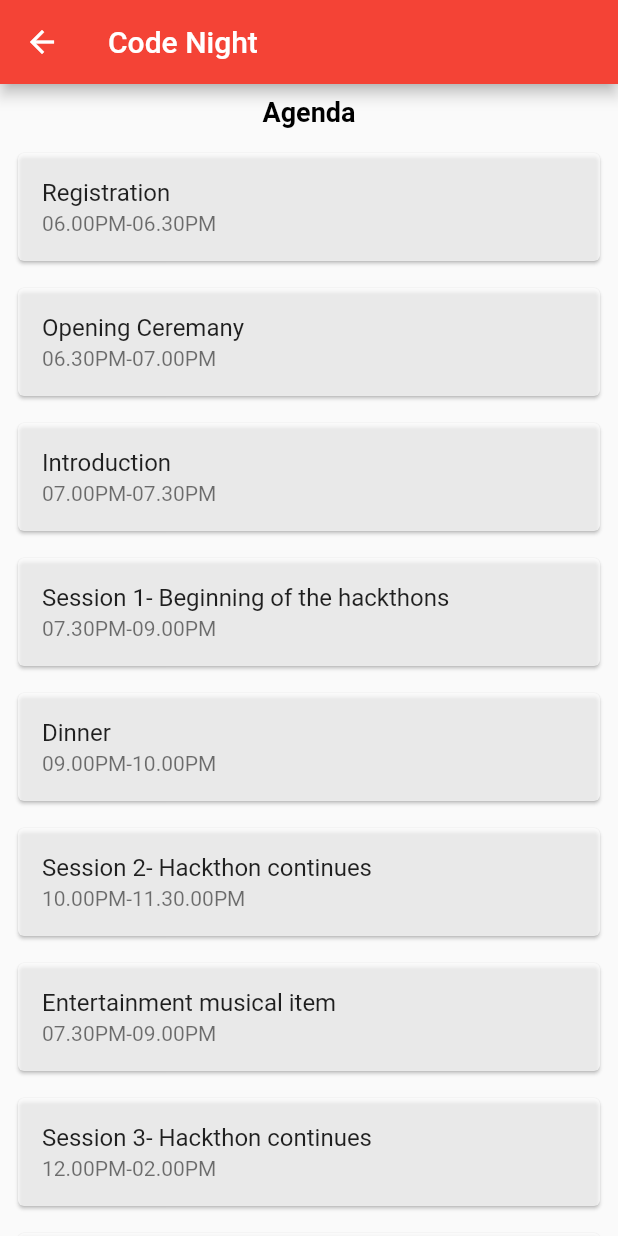
After one commit to yohanym95/codenight-2019-app, a Flutter app: the HackthonTabs screen opened directly, on a phone screen of 412 x 824 dp. The commit adds this screen. Run offline on Flutter 3.47's test engine with Material 2 defaults, Android fonts, the phone set to English and light mode, and no system bars.

Commit message:
changed ui

```diff
--- /dev/null
+++ b/lib/app_screen/HackthonInformation.dart
@@ -0,0 +1,205 @@
+import 'package:flutter/material.dart';
+import 'package:codenight_app/app_screen/first_screen.dart' as Hackothon;
+import 'package:codenight_app/app_screen/second_screen.dart' as SOCS;
+import 'package:codenight_app/app_screen/third_screen.dart' as CIS;
+
+class HackthonTabs extends StatefulWidget {
+  @override
+  State<StatefulWidget> createState() {
+    return HackthonTabsState();
+  }
+}
+
+class HackthonTabsState extends State<HackthonTabs>
+    with SingleTickerProviderStateMixin {
+  TabController controller;
+  @override
+  void initState() {
+    super.initState();
+    controller = TabController(vsync: this, length: 3);
+  }
+
+  @override
+  void dispose() {
+    controller.dispose();
+    super.dispose();
+  }
+
+  @override
+  Widget build(BuildContext context) {
+    return Scaffold(
+        // backgroundColor: Colors.white70,
+        appBar: AppBar(
+          backgroundColor: Colors.red,
+          title: Text('Code Night'),
+        ),
+        body: ListView(
+          children: <Widget>[
+            Padding(
+              padding: const EdgeInsets.all(8.0),
+              child: Center(
+                  child: Text(
+                'Agenda',
+                style: TextStyle(
+                    color: Colors.black,
+                    fontSize: 18,
+                    fontWeight: FontWeight.bold),
+              )),
+            ),
+            Padding(
+              padding: EdgeInsets.only(left: 8, right: 8, top: 5, bottom: 5),
+              child: Card(
+                color: Colors.white70,
+                child: ListTile(
+                  // contentPadding: EdgeInsets.all(5),
+                  title: Text('Registration'),
+                  subtitle: Text('06.00PM-06.30PM'),
+                ),
+              ),
+            ),
+            Padding(
+              padding: EdgeInsets.only(left: 8, right: 8, top: 5, bottom: 5),
+              child: Card(
+                color: Colors.white70,
+                child: ListTile(
+                  // contentPadding: EdgeInsets.all(5),
+                  title: Text('Opening Ceremany'),
+                  subtitle: Text('06.30PM-07.00PM'),
+                ),
+              ),
+            ),
+            Padding(
+              padding: EdgeInsets.only(left: 8, right: 8, top: 5, bottom: 5),
+              child: Card(
+                color: Colors.white70,
+                child: ListTile(
+                  // contentPadding: EdgeInsets.all(5),
+                  title: Text('Introduction'),
+                  subtitle: Text('07.00PM-07.30PM'),
+                ),
+              ),
+            ),
+            Padding(
+              padding: EdgeInsets.only(left: 8, right: 8, top: 5, bottom: 5),
+              child: Card(
+                color: Colors.white70,
+                child: ListTile(
+                  // contentPadding: EdgeInsets.all(5),
+                  title: Text('Session 1- Beginning of the hackthons'),
+                  subtitle: Text('07.30PM-09.00PM'),
+                ),
+              ),
+            ),
+
+              Padding(
+              padding: EdgeInsets.only(left: 8, right: 8, top: 5, bottom: 5),
+              child: Card(
+                color: Colors.white70,
+                child: ListTile(
+                  // contentPadding: EdgeInsets.all(5),
+                  title: Text('Dinner'),
+                  subtitle: Text('09.00PM-10.00PM'),
+                ),
+              ),
+            ),
+
+              Padding(
+              padding: EdgeInsets.only(left: 8, right: 8, top: 5, bottom: 5),
+              child: Card(
+                color: Colors.white70,
+                child: ListTile(
+                  // contentPadding: EdgeInsets.all(5),
+                  title: Text('Session 2- Hackthon continues'),
+                  subtitle: Text('10.00PM-11.30.00PM'),
+                ),
+              ),
+            ),
+
+              Padding(
+              padding: EdgeInsets.only(left: 8, right: 8, top: 5, bottom: 5),
+              child: Card(
+                color: Colors.white70,
+                child: ListTile(
+                  // contentPadding: EdgeInsets.all(5),
+                  title: Text('Entertainment musical item'),
+                  subtitle: Text('07.30PM-09.00PM'),
+                ),
+              ),
+            ),
+
+             Padding(
+              padding: EdgeInsets.only(left: 8, right: 8, top: 5, bottom: 5),
+              child: Card(
+                color: Colors.white70,
+                child: ListTile(
+                  // contentPadding: EdgeInsets.all(5),
+                  title: Text('Session 3- Hackthon continues'),
+                  subtitle: Text('12.00PM-02.00PM'),
+                ),
+              ),
+            ),
+
+            Padding(
+              padding: EdgeInsets.only(left: 8, right: 8, top: 5, bottom: 5),
+              child: Card(
+                color: Colors.white70,
+                child: ListTile(
+                  // contentPadding: EdgeInsets.all(5),
+                  title: Text('Entertainment game'),
+                  subtitle: Text('02.00PM-03.00PM'),
+                ),
+              ),
+            ),
+
+            Padding(
+              padding: EdgeInsets.only(left: 8, right: 8, top: 5, bottom: 5),
+              child: Card(
+                color: Colors.white70,
+                child: ListTile(
+                  // contentPadding: EdgeInsets.all(5),
+                  title: Text('Session 4- Hackthon ending and pitch'),
+                  subtitle: Text('03.00PM-06.00PM'),
+                ),
+              ),
+            ),
+
+            Padding(
+              padding: EdgeInsets.only(left: 8, right: 8, top: 5, bottom: 5),
+              child: Card(
+                color: Colors.white70,
+                child: ListTile(
+                  // contentPadding: EdgeInsets.all(5),
+                  title: Text('Session 4- Hackthon ending and pitch'),
+                  subtitle: Text('03.00PM-06.00PM'),
+                ),
+              ),
+            ),
+
+            Padding(
+              padding: EdgeInsets.only(left: 8, right: 8, top: 5, bottom: 5),
+              child: Card(
+                color: Colors.white70,
+                child: ListTile(
+                  // contentPadding: EdgeInsets.all(5),
+                  title: Text('Closing ceremony and prise giving'),
+                  subtitle: Text('06.00PM-07.00PM'),
+                ),
+              ),
+            ),
+
+             Padding(
+              padding: const EdgeInsets.all(8.0),
+              child: Center(
+                  child: Text(
+                'Rules',
+                style: TextStyle(
+                    color: Colors.black,
+                    fontSize: 18,
+                    fontWeight: FontWeight.bold),
+              )),
+            ),
+
+          ],
+        ));
+  }
+}
--- a/lib/app_screen/HomePage.dart
+++ b/lib/app_screen/HomePage.dart
@@ -1,8 +1,8 @@
+import 'package:codenight_app/app_screen/HackthonInformation.dart';
 import 'package:codenight_app/app_screen/registrationForm1.dart';
 import 'package:codenight_app/app_screen/registrationForm2.dart';
 import 'package:flutter/material.dart';
 import 'package:codenight_app/app_screen/combine.dart';
-
 
 class HomePage extends StatefulWidget {
   @override
@@ -51,47 +51,7 @@ class _HomePageState extends State<HomePage> {
                   padding:
                       EdgeInsets.only(left: 30, right: 30, top: 60, bottom: 30),
                   child: Image.asset('images/CodeNightLogo.png')),
-              Padding(
-                padding: EdgeInsets.only(top: 25, bottom: 40),
-                child: MaterialButton(
-                  child: Padding(
-                    padding: EdgeInsets.only(left: 30, right: 30),
-                    child: Text(
-                      'Registration',
-                      style: TextStyle(color: Colors.white,fontSize:20,fontWeight: FontWeight.bold),
-                    ),
-                  ),
-                  onPressed: () {
-                    _askHack();
-                  },
-                  color: Colors.red,
-                ),
-              ),
-              Padding(
-                padding: EdgeInsets.only(top: 40, bottom: 30),
-                child: MaterialButton(
-                  padding: EdgeInsets.only(left: 43, right: 43),
-                  child: Text(
-                    'Info',
-                    style: TextStyle(color: Colors.black,fontSize: 16,fontWeight: FontWeight.bold),
-                  ),
 
-                  onPressed: () {
-                    Navigator.push(context,
-                    MaterialPageRoute(builder: (context)=>MyTabs()));
-                  },
-
-                )
-              ],
-            )
-          ],
-        )),
-      ),
-
-
-                  color: Colors.white12,
-                ),
-              )
             ],
           )
         ],
--- a/lib/app_screen/combine.dart
+++ b/lib/app_screen/combine.dart
@@ -29,8 +29,9 @@ class MyTabsState extends State<MyTabs> with SingleTickerProviderStateMixin{
   Widget build(BuildContext context) {
     return Scaffold(
       appBar: AppBar(
+        backgroundColor: Colors.red,
         title: Text(
-          'Code Night v3.0'
+          'Code Night'
         ),
         bottom: TabBar(
           controller: controller,
--- a/lib/app_screen/first_screen.dart
+++ b/lib/app_screen/first_screen.dart
@@ -7,14 +7,9 @@ class Firstpage extends StatelessWidget{
       child: ListView(
 
         children: <Widget>[
-          Center(
-            child: Image(
-              image: AssetImage('images/Logo.png'),
-              width: 350.0,
-            ),
-          ),
+
           Padding(
-            padding: EdgeInsets.only(top: 10.0),
+            padding: EdgeInsets.only(top: 5.0),
             child: Center(
               child: Text(
                 'Hackothon',
@@ -28,11 +23,13 @@ class Firstpage extends StatelessWidget{
           Padding(
             padding: EdgeInsets.only(left: 10.0,right: 10.0, top: 10.0),
             child: Text(
-              '         Code Night is a hackathon organized by the Society of Computer Sciences in collaboration with Computing and Information Systems which already held twice. Code Night version 3.0 will be an overnight hackathon series in Sabaragamuwa University of Sri Lanka which organized with the key objective of giving the hackathon experience to 1st, 2nd and 3rd year undergraduates in Department of Computing and Information Systems and build-up the collaboration between the undergraduates. Instead of a traditional hackathon, this event will provide series of idea and algorithm hackathons to each batch.',
+              '         Code Night is a hackathon organized by the Society of Computer Sciences in collaboration with Computing and Information Systems which already held twice. Code Night version 3.0 will be an overnight hackathon series in Sabaragamuwa University of Sri Lanka which organized with the key objective of giving the hackathon experience to 2nd and 3rd year undergraduates in Department of Computing and Information Systems and build-up the collaboration between the undergraduates. Instead of a traditional hackathon, this event will provide series of idea and algorithm hackathons to each batch.',
               style: TextStyle(
                 fontStyle: FontStyle.normal,
-                fontSize: 16.0
+                fontSize: 16.0,
+
               ),
+              textAlign:TextAlign.center ,
             ),
           ),
           Padding(
@@ -48,7 +45,7 @@ class Firstpage extends StatelessWidget{
           Padding(
             padding: EdgeInsets.only(left: 10.0,right: 10.0, top: 10.0,bottom: 10.0),
             child: Text(
-              '•	Give the hackathon experience to all the participants in 1st, 2nd and 3rd years.\n•	Encourage the participants to use new technologies and their solutions.•	Improve problem solving environments encourage the development of new ideas.\n•	Inspire participants creating an opportunity to find their inner skills.\n•	Develop leadership, team management and time management skills of participants.\n•	Develop brotherhood between batches.',
+              '•	Give the hackathon experience to all the participants in 2nd and 3rd years.\n•	Encourage the participants to use new technologies and their solutions.•	Improve problem solving environments encourage the development of new ideas.\n•	Inspire participants creating an opportunity to find their inner skills.\n•	Develop leadership, team management and time management skills of participants.\n•	Develop brotherhood between batches.',
               style: TextStyle(
                 fontStyle: FontStyle.normal,
                 fontSize: 16.0
--- a/lib/app_screen/second_screen.dart
+++ b/lib/app_screen/second_screen.dart
@@ -1,38 +1,31 @@
 import 'package:flutter/material.dart';
 
-class Secondpage extends StatelessWidget{
+class Secondpage extends StatelessWidget {
   @override
   Widget build(BuildContext context) {
     return Container(
       child: ListView(
-
         children: <Widget>[
           Padding(
             padding: EdgeInsets.only(top: 10.0),
             child: Center(
               child: Text(
                 'Society of Computer Sciences',
-                style:TextStyle(
-                  fontSize:20.0,
-                  fontWeight: FontWeight.w700
-                ),
-              ),
-            ),
-          ),
-          Padding(
-            padding: EdgeInsets.only(left: 10.0,right: 10.0, top: 10.0),
-            child: Text(
-              '     The SOCS is an independent, non-profit society of Sabaragamuwa University of Sri Lanka that advocate for personals involved in information technology, and stimulates people to bring the country’s usage of information technology to a next level. It engages in the development, adoption and use of globally accepted, industry-leading knowledge and practices for information technology development and governance.\n      With the ambition of providing the global IT knowledge and work through unique ideas with the individuals who are not undergraduates of Information Technology either Computer Science, and also to gain the newer opportunities from the industry, to self-updated among the professionals, the Students of the Department of Computing and Information Systems coadunate with undergraduates of other departments and also with other faculties and Formed SOCS.\n        SOCS provides practical guidance, benchmarks and other effective tools for all who are willing to use information technology, and makes link among resource people, researchers, students, professors, organizations, and companies to produce socially responsible professionals with entrepreneurial skills, leadership qualities and integrity contributing to position the country as a knowledge hub in the region.',
-              style: TextStyle(
-                fontStyle: FontStyle.normal,
-                fontSize: 16.0
+                style: TextStyle(fontSize: 20.0, fontWeight: FontWeight.w700),
               ),
             ),
           ),
 
+          Padding(
+            padding: EdgeInsets.only(left: 10.0, right: 10.0, top: 10.0),
+            child: Text(
+              '     The SOCS is an independent, non-profit society of Sabaragamuwa University of Sri Lanka that advocate for personals involved in information technology, and stimulates people to bring the country’s usage of information technology to a next level. It engages in the development, adoption and use of globally accepted, industry-leading knowledge and practices for information technology development and governance.\n      With the ambition of providing the global IT knowledge and work through unique ideas with the individuals who are not undergraduates of Information Technology either Computer Science, and also to gain the newer opportunities from the industry, to self-updated among the professionals, the Students of the Department of Computing and Information Systems coadunate with undergraduates of other departments and also with other faculties and Formed SOCS.\n        SOCS provides practical guidance, benchmarks and other effective tools for all who are willing to use information technology, and makes link among resource people, researchers, students, professors, organizations, and companies to produce socially responsible professionals with entrepreneurial skills, leadership qualities and integrity contributing to position the country as a knowledge hub in the region.',
+              style: TextStyle(fontStyle: FontStyle.normal, fontSize: 16.0),
+              textAlign: TextAlign.center,
+            ),
+          ),
         ],
       ),
     );
   }
-
 }
--- a/lib/app_screen/third_screen.dart
+++ b/lib/app_screen/third_screen.dart
@@ -7,6 +7,7 @@ class Thirdpage extends StatelessWidget{
       child: ListView(
 
         children: <Widget>[
+
           Padding(
             padding: EdgeInsets.only(top: 10.0,left: 10.0,right: 10.0),
             child: Center(
@@ -19,6 +20,7 @@ class Thirdpage extends StatelessWidget{
               ),
             ),
           ),
+
           Padding(
             padding: EdgeInsets.only(left: 10.0,right: 10.0, top: 10.0),
             child: Text(
@@ -27,6 +29,7 @@ class Thirdpage extends StatelessWidget{
                 fontStyle: FontStyle.normal,
                 fontSize: 16.0
               ),
+              textAlign: TextAlign.center,
             ),
           ),
           Padding(
@@ -37,6 +40,7 @@ class Thirdpage extends StatelessWidget{
                 fontSize:18.0,
                 fontWeight: FontWeight.w700
               ),
+              textAlign: TextAlign.center,
             ),
           ),
           Padding(
--- a/pubspec.yaml
+++ b/pubspec.yaml
@@ -50,6 +50,8 @@ flutter:
    - images/CodeNightLapSticker.png
    - images/assetsx.png
    - images/assetsxx.png
+   - images/socs.png
+   - images/cis.png
 
   # An image asset can refer to one or more resolution-specific "variants", see
   # https://flutter.dev/assets-and-images/#resolution-aware.
```
Also changed, not shown: images/cis.png (added), images/socs.png (added).
